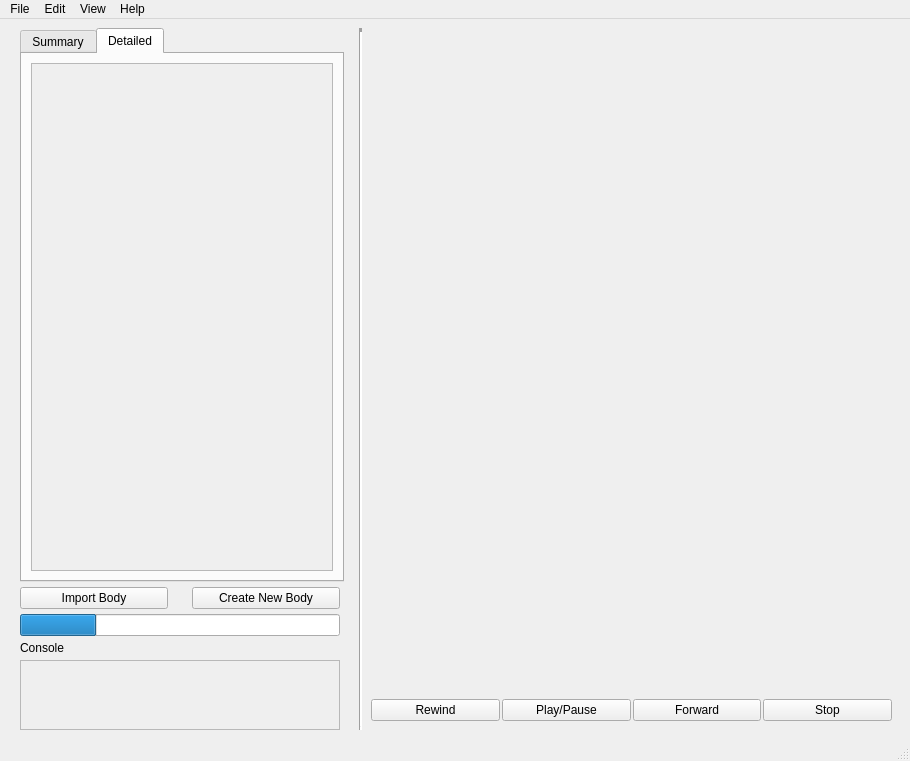
The window that gui/window.ui (rohit11may/Orbital-Simulation) describes before a commit, drawn with Qt 5.
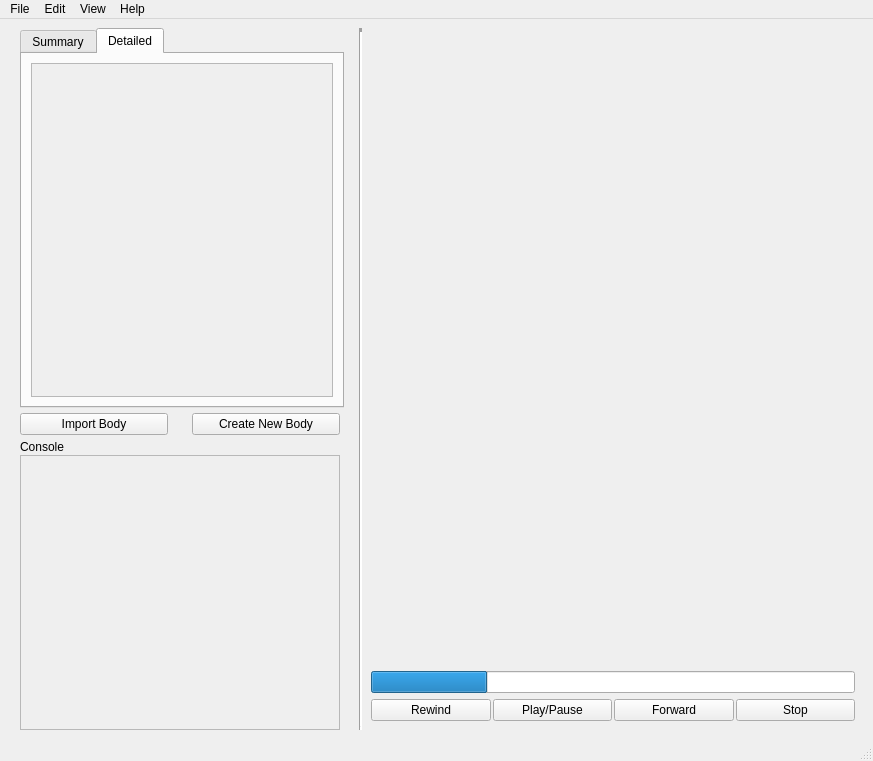
The same window after the commit. The open tabs and pages were chosen to show the change.

Commit message: Reorganised GUI for laptop screensize. Changed position of loading bar. Moved the toolbar setup to __init__ function of the main class. Maximised GUI on show().

```diff
--- a/gui/window.ui
+++ b/gui/window.ui
@@ -6,7 +6,7 @@
    <rect>
     <x>0</x>
     <y>0</y>
-    <width>910</width>
+    <width>873</width>
     <height>761</height>
    </rect>
   </property>
@@ -34,7 +34,7 @@
         <property name="minimumSize">
          <size>
           <width>0</width>
-          <height>700</height>
+          <height>550</height>
          </size>
         </property>
         <property name="maximumSize">
@@ -70,6 +70,9 @@
            <property name="rightMargin">
             <number>11</number>
            </property>
+           <property name="bottomMargin">
+            <number>0</number>
+           </property>
            <item>
             <widget class="QTabWidget" name="tab_widget">
              <property name="sizePolicy">
@@ -81,13 +84,13 @@
              <property name="minimumSize">
               <size>
                <width>324</width>
-               <height>400</height>
+               <height>380</height>
               </size>
              </property>
              <property name="maximumSize">
               <size>
                <width>350</width>
-               <height>16777215</height>
+               <height>1000</height>
               </size>
              </property>
              <property name="currentIndex">
@@ -168,7 +171,7 @@
                  </property>
                  <property name="minimumSize">
                   <size>
-                   <width>1</width>
+                   <width>0</width>
                    <height>0</height>
                   </size>
                  </property>
@@ -181,7 +184,7 @@
                     <x>0</x>
                     <y>0</y>
                     <width>298</width>
-                    <height>497</height>
+                    <height>334</height>
                    </rect>
                   </property>
                  </widget>
@@ -209,6 +212,12 @@
            </property>
            <item>
             <widget class="QPushButton" name="pushButton_2">
+             <property name="sizePolicy">
+              <sizepolicy hsizetype="Minimum" vsizetype="Minimum">
+               <horstretch>0</horstretch>
+               <verstretch>0</verstretch>
+              </sizepolicy>
+             </property>
              <property name="text">
               <string>Import Body</string>
              </property>
@@ -216,6 +225,12 @@
            </item>
            <item>
             <widget class="QPushButton" name="pushButton">
+             <property name="sizePolicy">
+              <sizepolicy hsizetype="Minimum" vsizetype="Minimum">
+               <horstretch>0</horstretch>
+               <verstretch>0</verstretch>
+              </sizepolicy>
+             </property>
              <property name="text">
               <string>Create New Body</string>
              </property>
@@ -223,34 +238,11 @@
            </item>
           </layout>
          </item>
-         <item>
-          <layout class="QHBoxLayout" name="loading_bar">
-           <property name="spacing">
-            <number>0</number>
-           </property>
-           <property name="sizeConstraint">
-            <enum>QLayout::SetMaximumSize</enum>
-           </property>
-           <property name="leftMargin">
-            <number>10</number>
-           </property>
-           <property name="rightMargin">
-            <number>10</number>
-           </property>
-           <item>
-            <widget class="QProgressBar" name="loading_bar_widget">
-             <property name="value">
-              <number>24</number>
-             </property>
-             <property name="textVisible">
-              <bool>false</bool>
-             </property>
-            </widget>
-           </item>
-          </layout>
-         </item>
          <item>
           <layout class="QVBoxLayout" name="console">
+           <property name="spacing">
+            <number>1</number>
+           </property>
            <property name="sizeConstraint">
             <enum>QLayout::SetMaximumSize</enum>
            </property>
@@ -270,7 +262,7 @@
            <item>
             <widget class="QScrollArea" name="console_box">
              <property name="sizePolicy">
-              <sizepolicy hsizetype="Maximum" vsizetype="Minimum">
+              <sizepolicy hsizetype="Maximum" vsizetype="MinimumExpanding">
                <horstretch>0</horstretch>
                <verstretch>0</verstretch>
               </sizepolicy>
@@ -284,7 +276,7 @@
              <property name="maximumSize">
               <size>
                <width>350</width>
-               <height>16777215</height>
+               <height>400</height>
               </size>
              </property>
              <property name="widgetResizable">
@@ -296,7 +288,7 @@
                 <x>0</x>
                 <y>0</y>
                 <width>318</width>
-                <height>69</height>
+                <height>265</height>
                </rect>
               </property>
              </widget>
@@ -340,6 +332,38 @@
            <layout class="QVBoxLayout" name="mplvl"/>
           </widget>
          </item>
+         <item>
+          <layout class="QHBoxLayout" name="toolbar_layout">
+           <item>
+            <layout class="QVBoxLayout" name="toolbar_container"/>
+           </item>
+           <item>
+            <widget class="QProgressBar" name="loading_bar_widget">
+             <property name="sizePolicy">
+              <sizepolicy hsizetype="Minimum" vsizetype="Fixed">
+               <horstretch>0</horstretch>
+               <verstretch>0</verstretch>
+              </sizepolicy>
+             </property>
+             <property name="minimumSize">
+              <size>
+               <width>400</width>
+               <height>0</height>
+              </size>
+             </property>
+             <property name="value">
+              <number>24</number>
+             </property>
+             <property name="textVisible">
+              <bool>false</bool>
+             </property>
+             <property name="invertedAppearance">
+              <bool>false</bool>
+             </property>
+            </widget>
+           </item>
+          </layout>
+         </item>
          <item>
           <layout class="QHBoxLayout" name="sim_btn">
            <property name="spacing">
@@ -390,7 +414,7 @@
     <rect>
      <x>0</x>
      <y>0</y>
-     <width>910</width>
+     <width>873</width>
      <height>21</height>
     </rect>
    </property>
```
Left out of the diff: 2 changed lines with no effect on the pictures. The commit also changes 2 other files.
